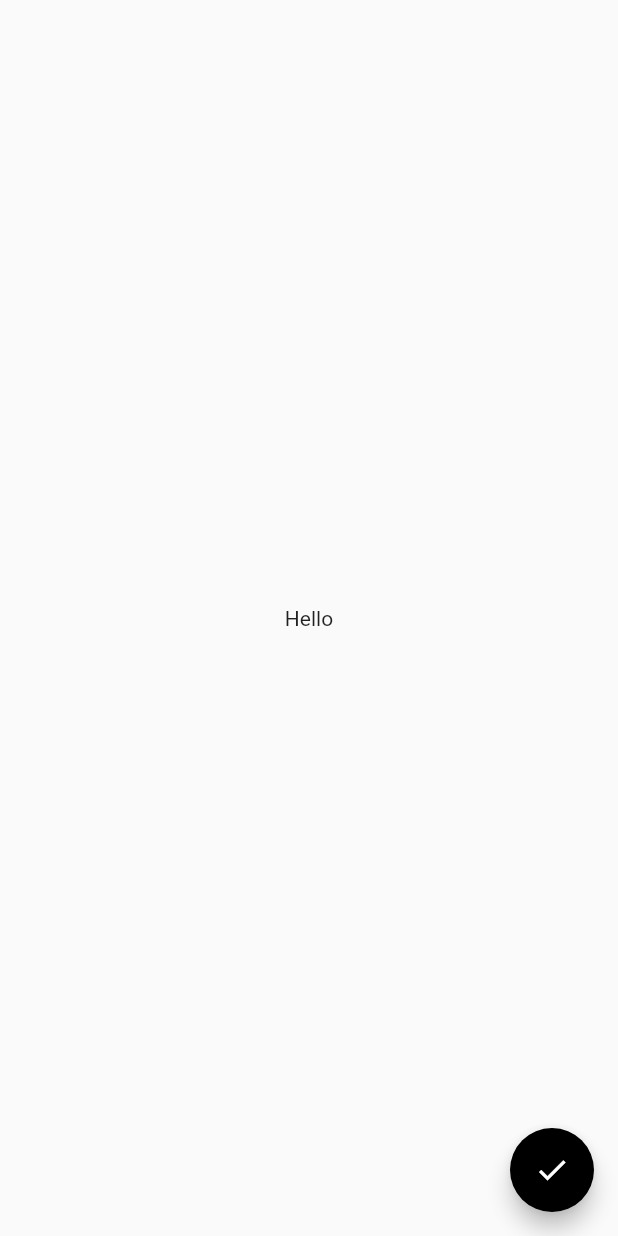
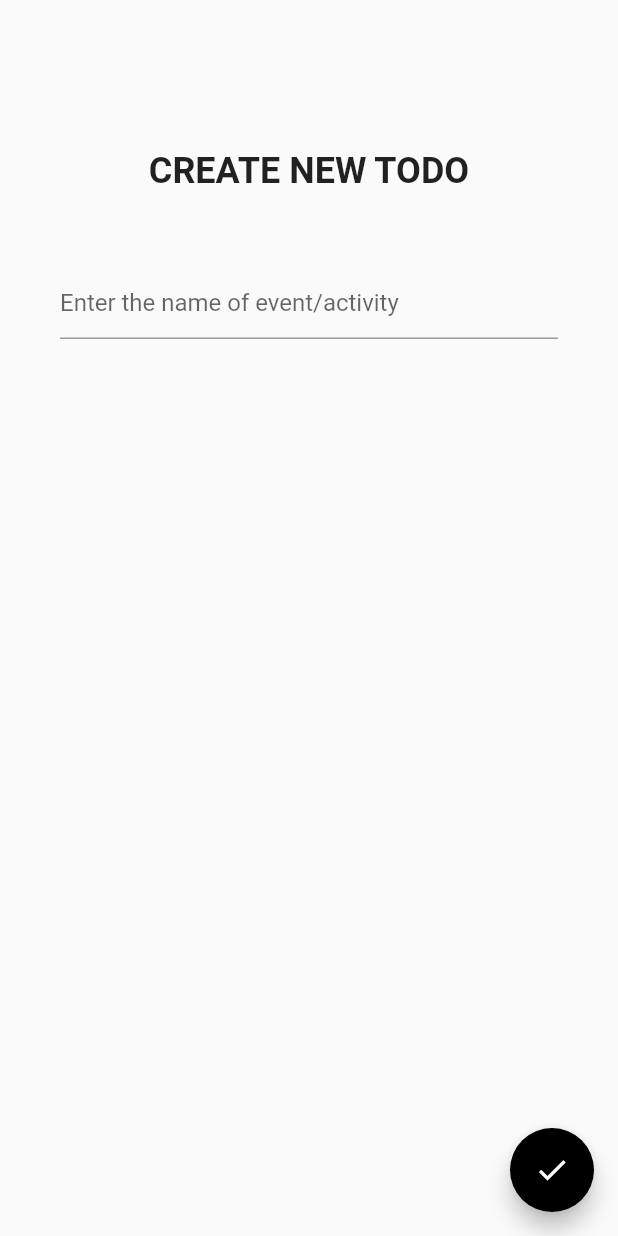
Before and after one commit to Hari-07/flutter-101-todo, a Flutter app: the AddEvent screen opened directly, on a phone screen of 412 x 824 dp. Run offline on Flutter 3.47's test engine with Material 2 defaults, Android fonts, the light colour scheme and no system bars.

Commit message:
Saving events in memory

```diff
--- a/lib/views/add_event/add_event_page.dart
+++ b/lib/views/add_event/add_event_page.dart
@@ -1,17 +1,62 @@
 import 'package:flutter/material.dart';
 import 'package:flutter_101_todo/views/add_event/widgets/save_event_button.dart';
 
-class AddEvent extends StatelessWidget {
-  const AddEvent({ Key? key }) : super(key: key);
+class AddEvent extends StatefulWidget {
+  const AddEvent({Key? key}) : super(key: key);
+
+  @override
+  State<AddEvent> createState() => _AddEventState();
+}
+
+class _AddEventState extends State<AddEvent> {
+  String eventName = "";
 
   @override
   Widget build(BuildContext context) {
-    return const SafeArea(
-      child: Scaffold(
-        body: Center(
-          child: Text('Hello'),
+    return Scaffold(
+      body: SafeArea(
+        child: Padding(
+          padding: const EdgeInsets.only(
+            left: 10,
+            right: 10,
+            top: 100,
+            bottom: 30,
+          ),
+          child: Column(
+            children: [
+              const Text(
+                'CREATE NEW TODO',
+                style: TextStyle(
+                  fontSize: 24,
+                  fontWeight: FontWeight.bold,
+                ),
+              ),
+              const SizedBox(
+                height: 50,
+              ),
+              Padding(
+                padding: const EdgeInsets.symmetric(
+                  horizontal: 30,
+                ),
+                child: TextFormField(
+                    cursorColor: Colors.black,
+                    decoration: const InputDecoration(
+                      hintText: 'Enter the name of event/activity',
+                    ),
+                    onChanged: (val){
+                      setState(() {
+                        eventName = val;
+                      });
+                      print(eventName);
+                    },
+                  ),
+              ),
+            ]
+          ),
         ),
-        floatingActionButton: SaveEventFAB(),
+      ),
+      floatingActionButton: SaveEventFAB(
+        eventLabel: eventName
       ),
     );
   }
--- a/lib/views/add_event/widgets/save_event_button.dart
+++ b/lib/views/add_event/widgets/save_event_button.dart
@@ -1,14 +1,27 @@
 import 'package:flutter/material.dart';
+import 'package:flutter_101_todo/controllers/appdata.dart';
+import 'package:flutter_101_todo/models/event.dart';
 
 class SaveEventFAB extends StatelessWidget {
-  const SaveEventFAB({Key? key}) : super(key: key);
+  final String eventLabel;
+
+  const SaveEventFAB({
+    Key? key,
+    required this.eventLabel,
+  }) : super(key: key);
 
   @override
   Widget build(BuildContext context) {
+    print(eventLabel);
     return FloatingActionButton(
       backgroundColor: Colors.black,
       onPressed: () {
-        Navigator.of(context).pop();
+        print(eventLabel);
+        if(eventLabel.isNotEmpty){
+          globalEventList.add(Event(data: eventLabel));
+          Navigator.of(context).pop();
+          print(globalEventList);
+        }
       },
       child: const Icon(
         Icons.check,
```
